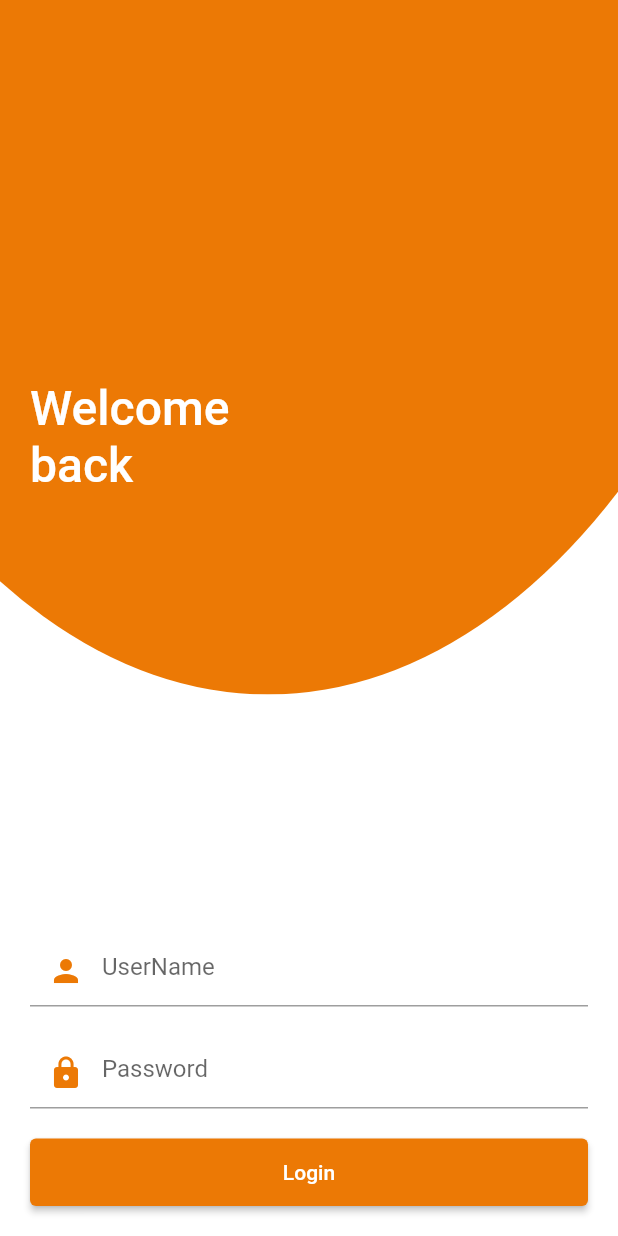
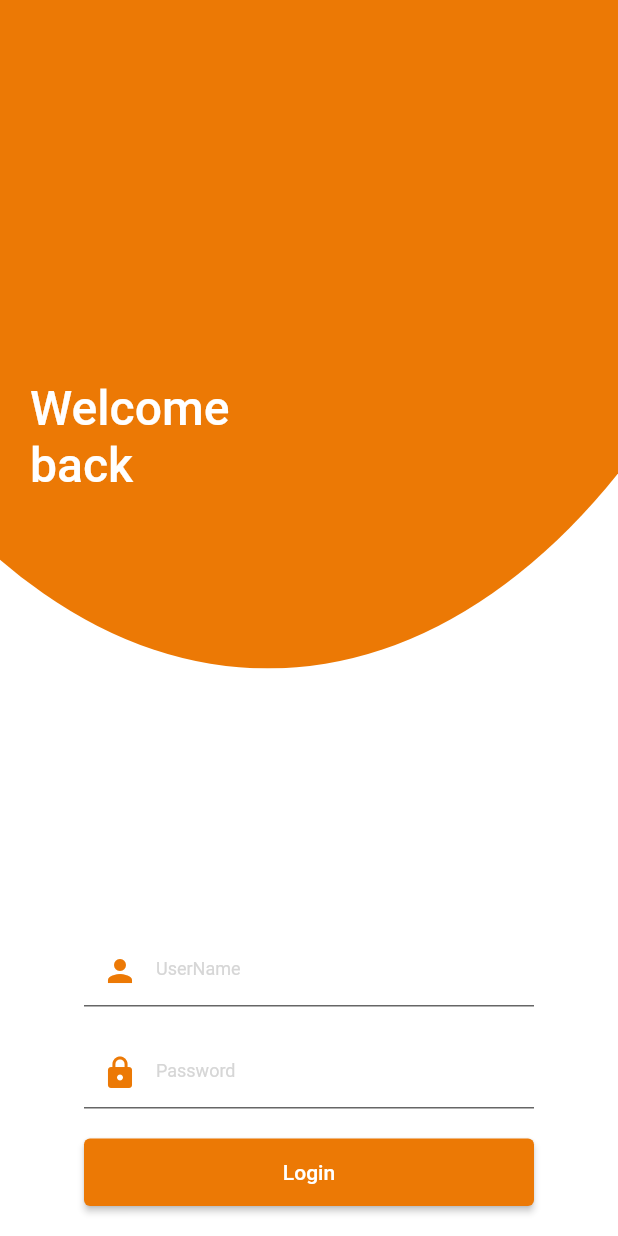
Before and after one commit to Abhu2002/neoPOS, a Flutter app: the screen it shows after launch, on a phone screen of 412 x 824 dp. Run offline on Flutter 3.47's test engine with Material 2 defaults, Android fonts, the phone set to English and light mode, and no system bars; our stand-ins replace cloud_firestore, equatable, firebase_core, flutter_bloc, flutter_svg; accounts and stored records are empty.

Commit message:
feat [NP-17] Basic Responsive Login Page UI

```diff
--- a/lib/screens/login/login_page.dart
+++ b/lib/screens/login/login_page.dart
@@ -4,6 +4,7 @@ import 'package:flutter_svg/flutter_svg.dart';
 import 'package:neopos/utils/utils.dart';
 import '../../utils/action_button.dart';
 import '../../utils/app_colors.dart';
+import '../../utils/common_text.dart';
 import '../dashboard/dashboard_page.dart';
 import 'login_bloc.dart';
 
@@ -17,8 +18,8 @@ class LoginPage extends StatefulWidget {
 class _LoginPage extends State<LoginPage> {
   @override
   Widget build(BuildContext context) {
+    final screenWidth = MediaQuery.of(context).size.width;
     context.read<LoginBloc>().onLoginSuccess = onSuccess;
-
     context.read<LoginBloc>().showMessage = createSnackBar;
     return Scaffold(
       body: SafeArea(
@@ -30,17 +31,20 @@ class _LoginPage extends State<LoginPage> {
                   Expanded(
                       child: Stack(
                     children: [
-                      SvgPicture.asset("assets/login_background.svg",
-                          fit: BoxFit.fill),
-                      const Padding(
-                        padding: EdgeInsets.all(20),
+                      SvgPicture.asset(
+                        "assets/login_background.svg",
+                        fit: BoxFit.fill,
+                        width: screenWidth,
+                      ),
+                      Padding(
+                        padding: const EdgeInsets.all(20),
                         child: Align(
                             alignment: Alignment.centerLeft,
                             child: Text(
                               "Welcome \nback",
                               style: TextStyle(
                                   color: AppColors.backgroundColor,
-                                  fontSize: 32,
+                                  fontSize: (screenWidth < 1000) ? 32 : 50,
                                   fontWeight: FontWeight.w500),
                               textAlign: TextAlign.start,
                             )),
@@ -49,6 +53,8 @@ class _LoginPage extends State<LoginPage> {
                   )),
                   Padding(
                     padding: const EdgeInsets.all(20.0),
+                    child: SizedBox(
+                      width: (screenWidth < 1000) ? 300 : 600,
                       child: Column(
                         children: [
                           const SizedBox(
@@ -56,20 +62,15 @@ class _LoginPage extends State<LoginPage> {
                           ),
                           BlocBuilder<LoginBloc, LoginState>(
                             builder: (context, state) {
-                            return TextField(
-                              key: const Key("userIDInput"),
-                              decoration: InputDecoration(
-                                  prefixIcon: const Icon(Icons.person,
-                                      color: AppColors.primaryColor),
+                              return AuthCustomTextfield(
+                                obscureText: false,
                                 suffixIcon: state.userId.isNotEmptyValidator
-                                      ? const Icon(Icons.done)
-                                      : null,
-                                  hintText: "UserName",
-                                  errorText: !state.userId.isNotEmptyValidator &&
-                                          state.verifyData
-                                      ? "Please ensure the user entered is valid"
-                                      : null),
-                              onChanged: (v) {
+                                    ? const Icon(Icons.done) : null,
+                                prefixIcon: Icons.person,
+                                hint: "UserName",
+                                errorText: (!state.userId.isNotEmptyValidator && state.verifyData)
+                                    ? "Please ensure the user entered is valid" : null,
+                                onChange: (v) {
                                   context.read<LoginBloc>().add(UserIdChanged(v));
                                 },
                               );
@@ -80,24 +81,16 @@ class _LoginPage extends State<LoginPage> {
                           ),
                           BlocBuilder<LoginBloc, LoginState>(
                             builder: (context, state) {
-                            return TextField(
-                              key: const Key("passwordInput"),
+                              return AuthCustomTextfield(
                                 obscureText: true,
-                              decoration: InputDecoration(
                                 suffixIcon: state.password.isPasswordValid
-                                      ? const Icon(Icons.done)
-                                      : null,
-                                  prefixIcon: const Icon(Icons.lock,
-                                      color: AppColors.primaryColor),
-                                  hintText: "Password",
-                                  errorText: !state.password.isPasswordValid &&
-                                          state.verifyData
-                                      ? "Please ensure the password entered is valid"
-                                      : null),
-                              onChanged: (v) {
-                                context
-                                    .read<LoginBloc>()
-                                    .add(PasswordChanged(v));
+                                    ? const Icon(Icons.done) : null,
+                                prefixIcon: Icons.lock,
+                                hint: "Password",
+                                errorText: !state.password.isPasswordValid && state.verifyData
+                                    ? "Please ensure the password entered is valid" : null,
+                                onChange: (v) {
+                                  context.read<LoginBloc>().add(PasswordChanged(v));
                                 },
                               );
                             },
@@ -119,6 +112,7 @@ class _LoginPage extends State<LoginPage> {
                         ],
                       ),
                     ),
+                  ),
                 ],
               ),
             )
--- a/lib/screens/login/login_state.dart
+++ b/lib/screens/login/login_state.dart
@@ -9,6 +9,7 @@ class LoginState extends Equatable {
     this.state = LoginButtonState.enable,
     this.canLogin = false,
     this.verifyData = false,
+
   });
 
   final String userId;
--- /dev/null
+++ b/lib/utils/common_text.dart
@@ -0,0 +1,54 @@
+import 'package:flutter/material.dart';
+
+import 'app_colors.dart';
+
+class AuthCustomTextfield extends StatefulWidget {
+  final String? hint;
+  final Widget? suffixIcon;
+  final bool? obscureText;
+  final Function(String)? onChange;
+  final String? errorText;
+  final IconData? prefixIcon;
+
+  const AuthCustomTextfield(
+      {Key? key,
+      this.onChange,
+      this.hint,
+      this.suffixIcon,
+      this.obscureText,
+      this.errorText,
+      this.prefixIcon})
+      : super(key: key);
+
+  @override
+  State<AuthCustomTextfield> createState() => _AuthCustomTextfieldState();
+}
+
+class _AuthCustomTextfieldState extends State<AuthCustomTextfield> {
+  @override
+  Widget build(BuildContext context) {
+    return
+        TextField(
+          onChanged: widget.onChange,
+          obscureText: widget.obscureText ?? false,
+          decoration: InputDecoration(
+            errorStyle: const TextStyle(
+                color: Color.fromRGBO(245, 98, 98, 1.0),
+                fontWeight: FontWeight.bold),
+            filled: true,
+            fillColor: Colors.white,
+            errorText: widget.errorText,
+            errorMaxLines: 2,
+            suffixIcon: widget.suffixIcon,
+            prefixIcon : Icon(widget.prefixIcon,
+               color: AppColors.primaryColor),
+            hintText: widget.hint,
+            focusedBorder: const UnderlineInputBorder(
+              borderSide: BorderSide(color: AppColors.primaryColor),
+            ),
+            hintStyle: const TextStyle(
+                fontSize: 12, color: Color.fromRGBO(214, 214, 214, 1)),
+          ),
+        );
+  }
+}
```
Lines whose indentation alone changed are shown as unchanged.
